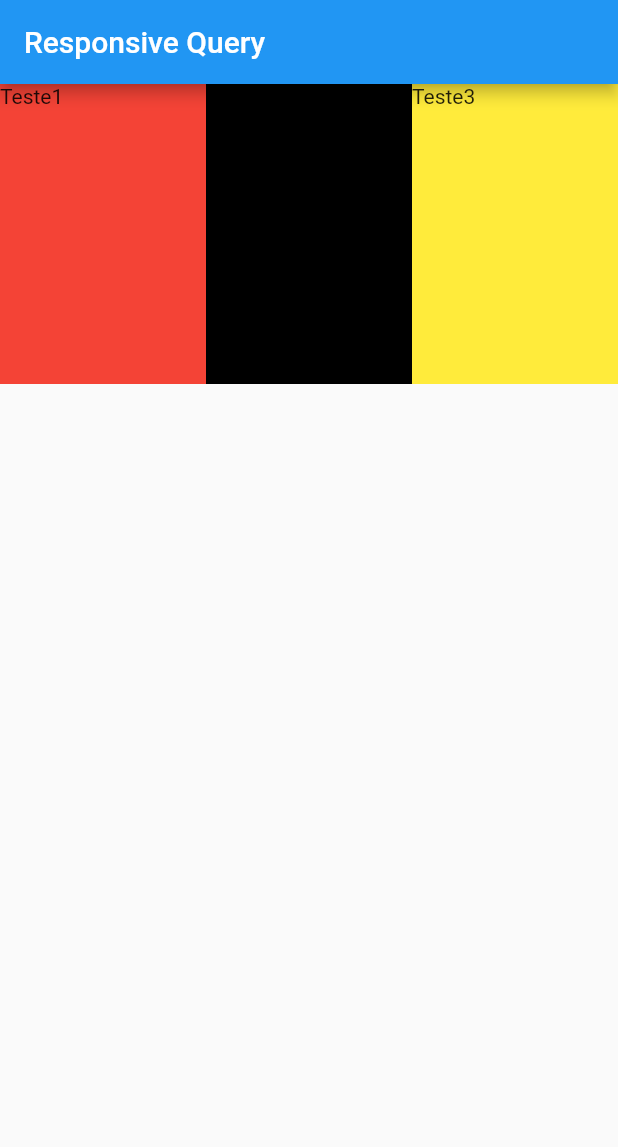
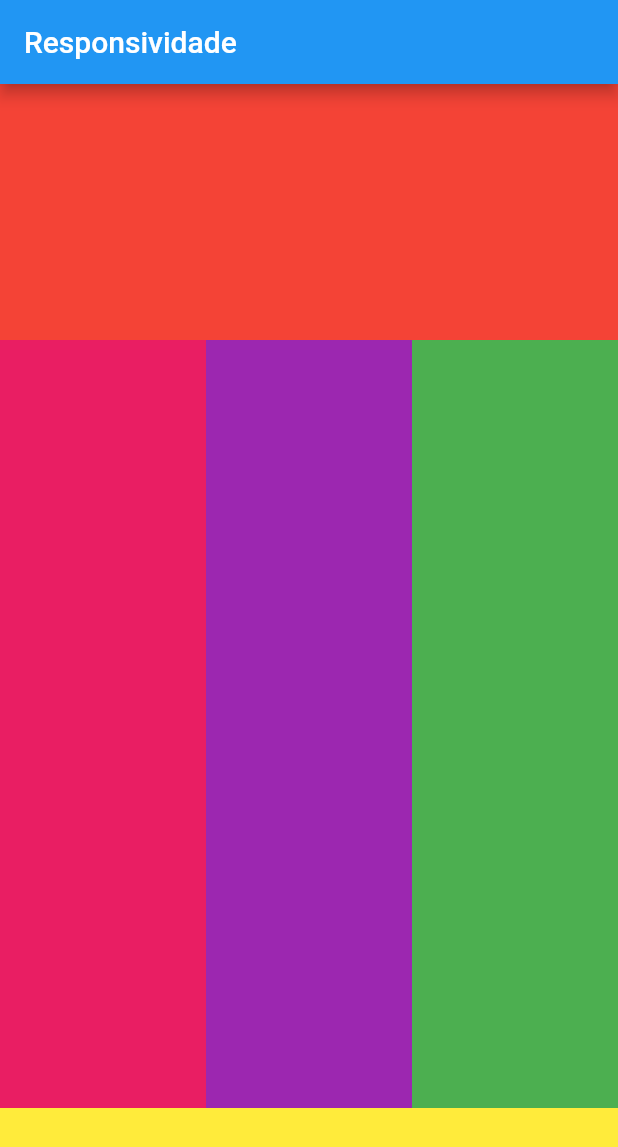
Before and after one commit to lucca-rodrigues/App-Flutter-web, a Flutter app: the screen it shows after launch, on a phone screen of 412 x 824 dp. Shown: the top 1147 px of the screen. Run offline on Flutter 3.47's test engine with Material 2 defaults, Android fonts, the phone set to English and light mode, and no system bars.

Commit message:
add columns Grid

```diff
--- a/lib/main.dart
+++ b/lib/main.dart
@@ -1,10 +1,12 @@
 import 'package:app_teste/responsive_query.dart';
+import 'package:app_teste/responsive_query_col.dart';
 import 'package:flutter/material.dart';
 
 void main() {
   runApp(MaterialApp(
     title: "Flutter Web",
     debugShowCheckedModeBanner: false,
-    home: ResponsiveQuery(),
+    // home: ResponsiveQuery(),
+    home: ResponsiveQueryColAndRow(),
   ));
 }
--- /dev/null
+++ b/lib/responsive_query_col.dart
@@ -0,0 +1,55 @@
+import 'package:flutter/material.dart';
+
+class ResponsiveQueryColAndRow extends StatefulWidget {
+  const ResponsiveQueryColAndRow({Key? key}) : super(key: key);
+
+  @override
+  _ResponsiveQueryColAndRowState createState() =>
+      _ResponsiveQueryColAndRowState();
+}
+
+class _ResponsiveQueryColAndRowState extends State<ResponsiveQueryColAndRow> {
+  @override
+  Widget build(BuildContext context) {
+    return Scaffold(
+      appBar: AppBar(
+        title: Text('Responsividade'),
+      ),
+      body: Column(
+        children: [
+          Expanded(
+              flex: 2,
+              child: Container(
+                color: Colors.red,
+              )),
+          Expanded(
+              flex: 6,
+              child: Row(
+                children: [
+                  Expanded(
+                      flex: 1,
+                      child: Container(
+                        color: Colors.pink,
+                      )),
+                  Expanded(
+                      flex: 1,
+                      child: Container(
+                        color: Colors.purple,
+                      )),
+                  Expanded(
+                      flex: 1,
+                      child: Container(
+                        color: Colors.green,
+                      ))
+                ],
+              )),
+          Expanded(
+              flex: 1,
+              child: Container(
+                color: Colors.yellow,
+              ))
+        ],
+      ),
+    );
+  }
+}
```
Also changed, not shown: 1 other file.
